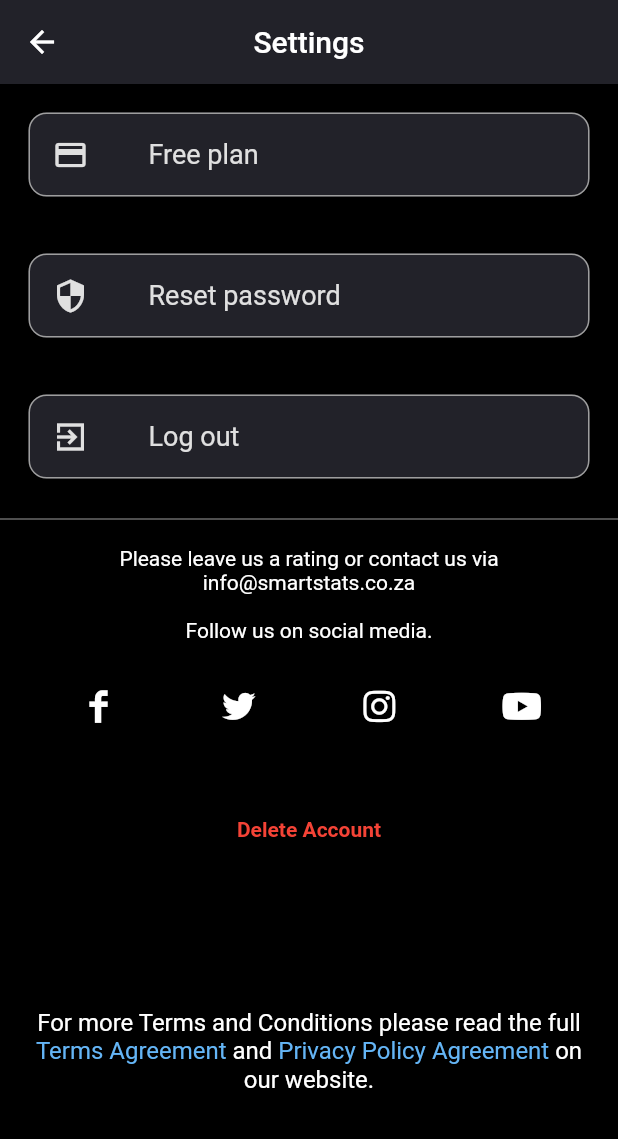
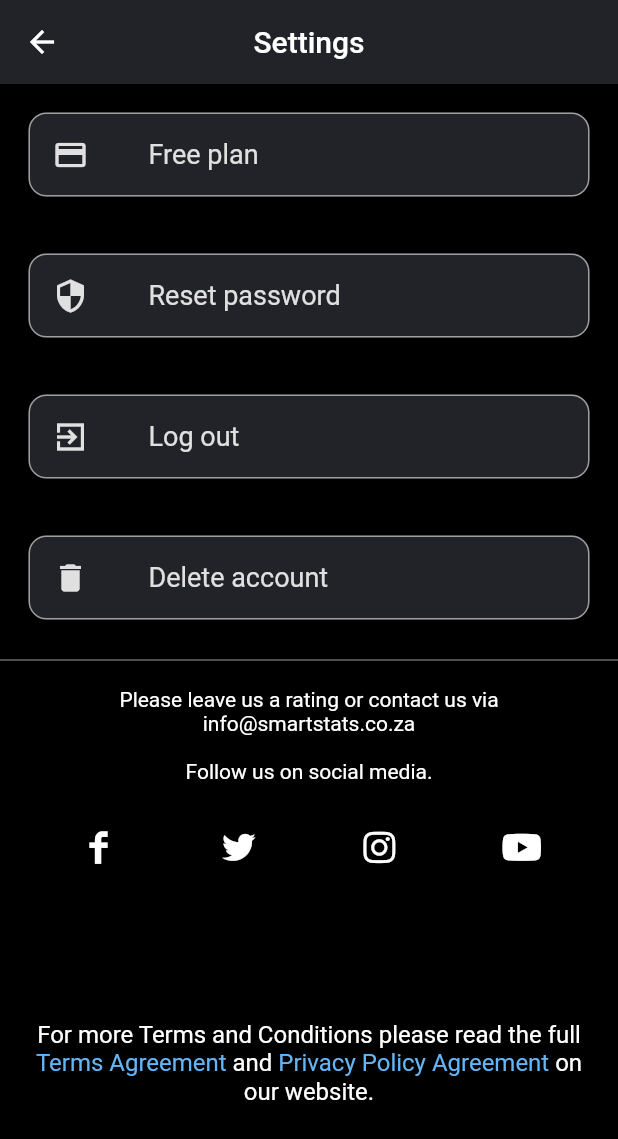
Before and after one commit to JacquesSteyn/SSGolfApp-upgrade, a Flutter app: the Settings screen opened directly, on a phone screen of 412 x 824 dp. Shown: the top 1139 px of the screen. Run offline on Flutter 3.47's test engine with Material 2 defaults, Android fonts, the phone set to English and light mode, and no system bars; our stand-ins replace better_player, charts_flutter, firebase_analytics, firebase_auth, firebase_core, firebase_database and 10 more; missing offline and left inert: purchases_flutter; accounts and stored records are empty.

Commit message:
Result deletion, account deletion, sub page after sign up

```diff
--- a/lib/app/home/history/history_state.dart
+++ b/lib/app/home/history/history_state.dart
@@ -53,6 +53,11 @@ class HistoryState extends ChangeNotifier {
     }
     return _dataService.streamedChallengeResults(userId, '${userId}_$type');
   }
+
+  Future<void> deleteChallengeResult(String resultKey) async {
+    await _dataService.deleteChallengeResult(resultKey);
+    return Future.value();
+  }
 }
 
 final historyStateProvider = ChangeNotifierProvider((ref) => HistoryState());
--- a/lib/app/profile/settings.dart
+++ b/lib/app/profile/settings.dart
@@ -33,7 +33,8 @@ class Settings extends ConsumerWidget {
                   Get.toNamed(AppRoutes.subscription);
                 },
                     Icons.payment_outlined,
-                    userState.state.user!.plan != "pro"
+                    userState.state.user != null &&
+                            userState.state.user!.plan != "pro"
                         ? 'Free plan'
                         : 'Pro plan'),
                 settingsButton(() {
@@ -52,6 +53,11 @@ class Settings extends ConsumerWidget {
                   ref.read(appStateProvider.notifier).resetAppState();
                   userState.logout();
                 }, Icons.exit_to_app_sharp, 'Log out'),
+                settingsButton(() {
+                  showDialog(
+                      context: context,
+                      builder: (_) => deleteAccountDialog(userState, ref));
+                }, Icons.delete, 'Delete account'),
               ],
             ),
             Divider(
@@ -62,28 +68,6 @@ class Settings extends ConsumerWidget {
               children: [
                 aboutTheApp(),
                 socialLinks(),
-              ],
-            ),
-            Row(
-              mainAxisAlignment: MainAxisAlignment.center,
-              children: [
-                Padding(
-                  padding: EdgeInsets.only(top: 30),
-                  child: TextButton(
-                      onPressed: () => {
-                            showDialog(
-                                context: context,
-                                builder: (_) =>
-                                    deleteAccountDialog(userState, ref))
-                          },
-                      child: Text(
-                        "Delete Account",
-                        style: TextStyle(
-                            color: Colors.red,
-                            fontSize: 14,
-                            fontWeight: FontWeight.bold),
-                      )),
-                )
               ],
             ),
             Expanded(
--- a/lib/app/stats/deep_stats/spider_chart/radar_chart.dart
+++ b/lib/app/stats/deep_stats/spider_chart/radar_chart.dart
@@ -79,7 +79,7 @@ class _CustomRadarChartState extends State<CustomRadarChart> {
                       getTitle: (index, angle) {
                         String title = widget.labels[index]!;
                         if (title.length > 11) {
-                          title = title.replaceFirst(' ', '\n');
+                          title = title.replaceAll(' ', '\n');
                         }
                         title += "\n" + tempValues[index]!.round().toString();
                         return RadarChartTitle(text: title);
--- a/lib/app/tickets/subscription_screen.dart
+++ b/lib/app/tickets/subscription_screen.dart
@@ -224,7 +224,7 @@ class _SubscriptionScreenState extends ConsumerState<SubscriptionScreen> {
                       }
                     },
                     content: Text(
-                      'Start 1 month trail for FREE',
+                      'Start 1 month trial for FREE',
                       style: TextStyle(
                           color: Colors.yellow[700],
                           fontWeight: FontWeight.bold,
--- a/lib/landing/landing_page.dart
+++ b/lib/landing/landing_page.dart
@@ -304,7 +304,9 @@ class LandingPage extends ConsumerWidget {
                 _showErrorDialog(landingState);
               } else {
                 navIndexState.setIndex(2);
-                Get.offAll(AuthWidget());
+                Get.offAll(AuthWidget(
+                  isSignUp: true,
+                ));
               }
             },
             text: 'Sign Up',
--- a/lib/services/data_service.dart
+++ b/lib/services/data_service.dart
@@ -951,4 +951,10 @@ class DataService {
 
     return Future.value();
   }
+
+  Future<void> deleteChallengeResult(String key) async {
+    DatabaseReference resultRef = dbReference.child("$resultsPath/$key");
+    await resultRef.remove();
+    return Future.value(null);
+  }
 }
--- a/lib/shared/models/golf/golf_challenge_result.dart
+++ b/lib/shared/models/golf/golf_challenge_result.dart
@@ -2,6 +2,7 @@ import 'package:ss_golf/shared/models/challenge_input_result.dart';
 import 'package:ss_golf/shared/models/challenge_note_result.dart';
 
 class GolfChallengeResult {
+  String? skillIdElementId;
   String? challengeId, challengeName, difficulty, dateTimeCreated, index;
   List<ChallengeNoteResult>? notes;
   List<dynamic>? inputResults;
@@ -11,6 +12,7 @@ class GolfChallengeResult {
 
   GolfChallengeResult([data, skillIdElementId]) {
     if (data != null) {
+      this.skillIdElementId = skillIdElementId;
       this.index = data['index'];
       this.challengeId = data['challengeId'];
       this.challengeName = data['challengeName'] ?? '';
--- a/lib/state/auth.provider.dart
+++ b/lib/state/auth.provider.dart
@@ -80,6 +80,7 @@ class UserState extends StateNotifier<UserStateModel> {
 
   Future<String?> deleteAccount(String password) async {
     if (state.user != null) {
+      try {
         final userID = await _authService.signIn(state.user!.email!, password);
         if (userID.isNotEmpty) {
           await _authService.deleteUser();
@@ -87,6 +88,9 @@ class UserState extends StateNotifier<UserStateModel> {
           return Future.value();
         } else {
           print("Unable to delete");
+          return Future.value('Could not be verified.');
+        }
+      } catch (e) {
         return Future.value('Could not be verified.');
       }
     }
--- a/pubspec.yaml
+++ b/pubspec.yaml
@@ -15,7 +15,7 @@ publish_to: "none" # Remove this line if you wish to publish to pub.dev
 # In iOS, build-name is used as CFBundleShortVersionString while build-number used as CFBundleVersion.
 # Read more about iOS versioning at
 # https://developer.apple.com/library/archive/documentation/General/Reference/InfoPlistKeyReference/Articles/CoreFoundationKeys.html
-version: 1.0.0+30
+version: 1.0.1+31
 
 environment:
   sdk: ">=2.12.0 <3.0.0"
```
Also changed, not shown: lib/app/app_root.dart (+12 -2 lines), lib/app/home/history/challenge_result_dialog.dart (+50 -9 lines), lib/app/stats/deep_stats/deep_stats_dialog.dart (+6 -2 lines), lib/app/tickets/open_draws.dart (+9 -3 lines), lib/main.dart (+10 -5 lines), 2 other files. Lines whose indentation alone changed are shown as unchanged.
